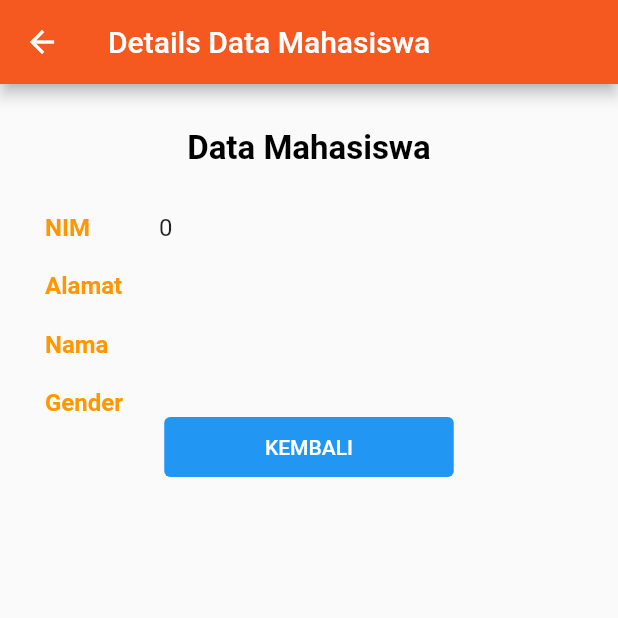
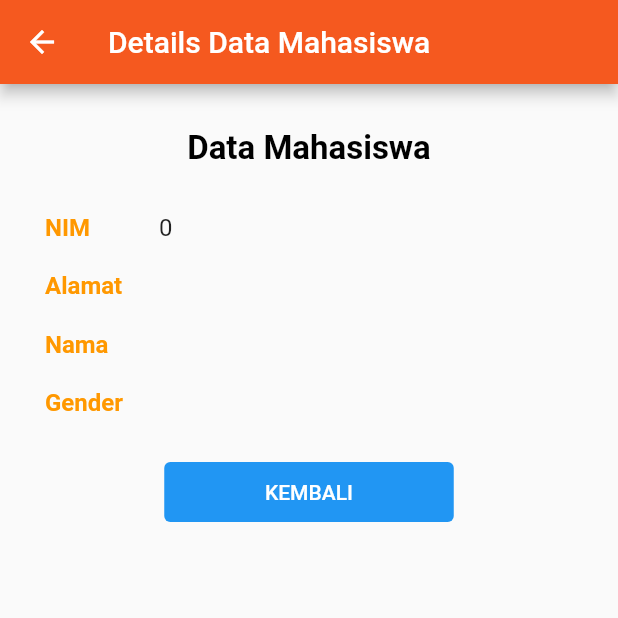
Before and after one commit to judhacdc/Testtt, a Flutter app: the DetailScreen screen opened directly with empty values, on a phone screen of 412 x 824 dp, the top half of it. Run offline on Flutter 3.47's test engine with Material 2 defaults, Android fonts, the phone set to English and light mode, and no system bars; our stand-ins replace sqflite; accounts and stored records are empty.

Commit message:
Update Geden

```diff
--- a/lib/pages/detail_screen.dart
+++ b/lib/pages/detail_screen.dart
@@ -1,4 +1,4 @@
-import 'dart:html';
+// import 'dart:html';
 
 import 'package:flutter/material.dart';
 import 'package:flutter/src/widgets/container.dart';
@@ -109,7 +109,9 @@ class DetailScreen extends StatelessWidget {
                   ),
                 ],
               ),
-              SizedBox(
+              Container(
+                padding: EdgeInsets.only(top: 30),
+                child: SizedBox(
                   height: 40,
                   width: MediaQuery.of(context).size.width / 2 - 13,
                   child: TextButton(
@@ -123,6 +125,7 @@ class DetailScreen extends StatelessWidget {
                     child: Text('KEMBALI'),
                   ),
                 ),
+              ),
             ],
           ),
         ));
```
Also changed, not shown: lib/pages/homepage.dart (+2 -53 lines). Lines whose indentation alone changed are shown as unchanged.
